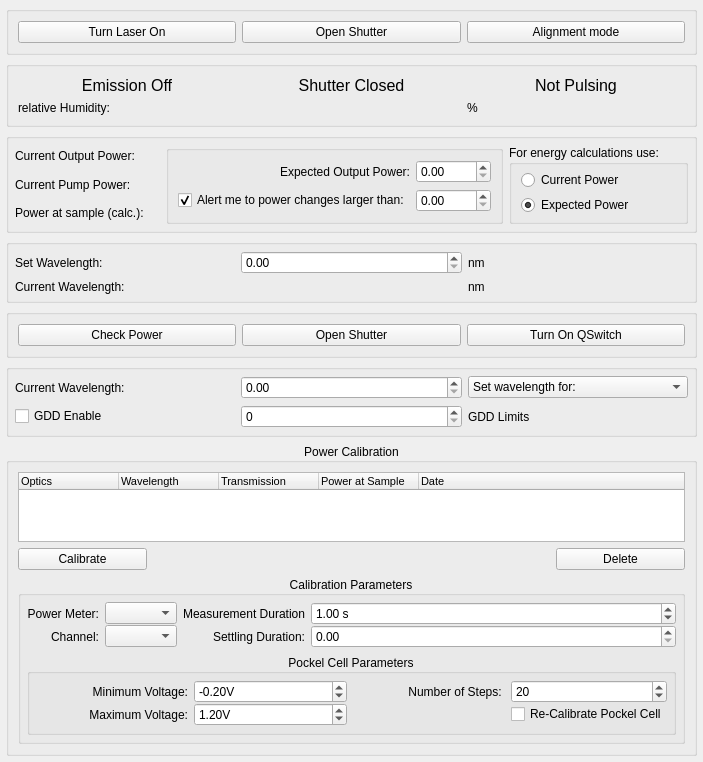
Qt form acq4/devices/Laser/devTemplate.ui (acq4/acq4) before a commit.
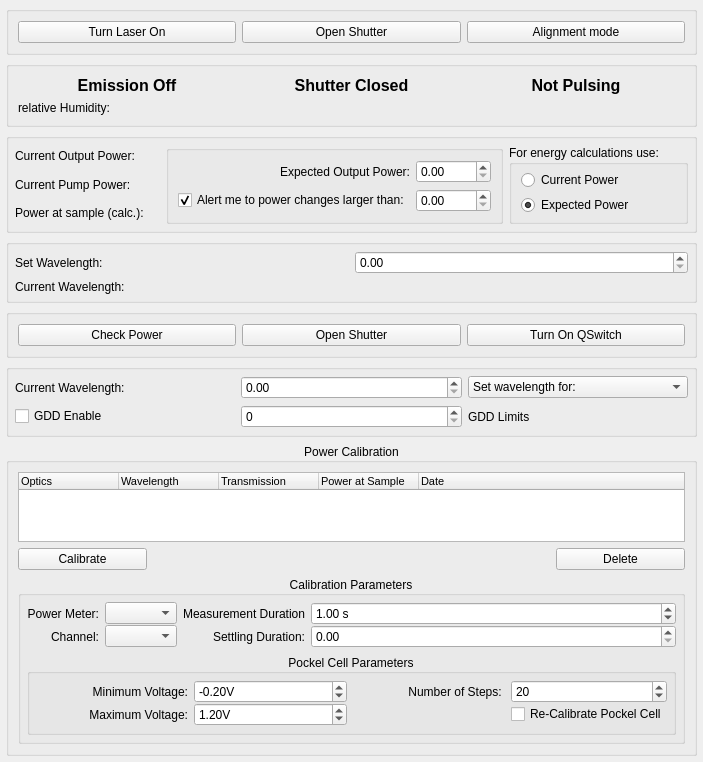
The same form after that commit. Custom widgets are drawn as their Qt base class.

Patch:
```diff
--- a/acq4/devices/Laser/devTemplate.ui
+++ b/acq4/devices/Laser/devTemplate.ui
@@ -634,7 +634,7 @@
      <property name="title">
       <string/>
      </property>
-     <layout class="QGridLayout" name="gridLayout_9" columnstretch="0,0,0,0">
+     <layout class="QGridLayout" name="gridLayout_9" columnstretch="0,0,0">
       <property name="leftMargin">
        <number>6</number>
       </property>
@@ -675,20 +675,6 @@
         </property>
        </widget>
       </item>
-      <item row="0" column="3">
-       <widget class="QLabel" name="label_6">
-        <property name="text">
-         <string>nm</string>
-        </property>
-       </widget>
-      </item>
-      <item row="1" column="3">
-       <widget class="QLabel" name="label_15">
-        <property name="text">
-         <string>nm</string>
-        </property>
-       </widget>
-      </item>
      </layout>
     </widget>
    </item>
@@ -707,6 +693,8 @@
         <property name="font">
          <font>
           <pointsize>12</pointsize>
+          <weight>75</weight>
+          <bold>true</bold>
          </font>
         </property>
         <property name="text">
@@ -722,6 +710,8 @@
         <property name="font">
          <font>
           <pointsize>12</pointsize>
+          <weight>75</weight>
+          <bold>true</bold>
          </font>
         </property>
         <property name="text">
@@ -737,6 +727,8 @@
         <property name="font">
          <font>
           <pointsize>12</pointsize>
+          <weight>75</weight>
+          <bold>true</bold>
          </font>
         </property>
         <property name="text">
@@ -757,7 +749,7 @@
       <item row="1" column="2">
        <widget class="QLabel" name="label_17">
         <property name="text">
-         <string>%</string>
+         <string/>
         </property>
        </widget>
       </item>
```
